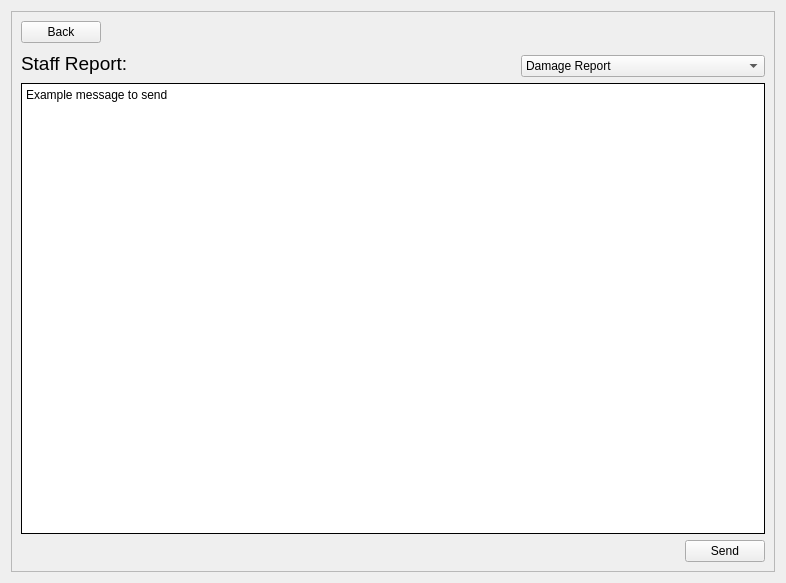
Before: the Qt Designer form Compose_Message_staff.ui in Carl-Sayson/TUPC-Room-Utilization, drawn with Qt 5.
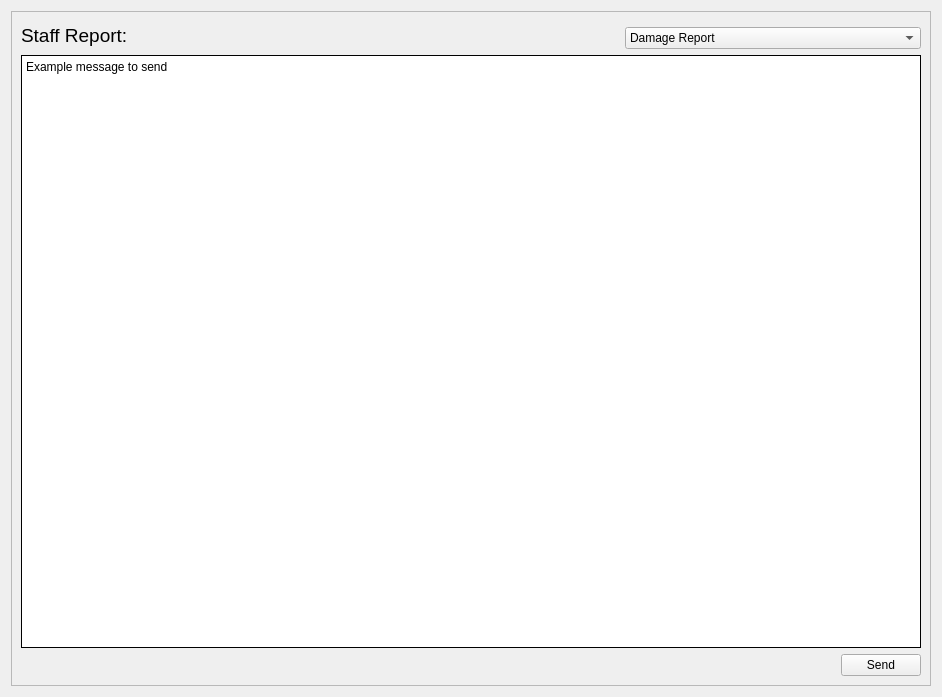
After: the same form once the commit is applied.

The edit to the form file:
```diff
--- a/Compose_Message_staff.ui
+++ b/Compose_Message_staff.ui
@@ -6,10 +6,16 @@
    <rect>
     <x>0</x>
     <y>0</y>
-    <width>786</width>
-    <height>583</height>
+    <width>942</width>
+    <height>697</height>
    </rect>
   </property>
+  <property name="maximumSize">
+   <size>
+    <width>942</width>
+    <height>697</height>
+   </size>
+  </property>
   <property name="windowTitle">
    <string>Dialog</string>
   </property>
@@ -29,32 +35,14 @@
       <enum>QFrame::Raised</enum>
      </property>
      <layout class="QGridLayout" name="gridLayout_2">
-      <item row="3" column="0" colspan="3">
-       <widget class="QPlainTextEdit" name="message_report">
-        <property name="frameShape">
-         <enum>QFrame::Box</enum>
-        </property>
-        <property name="frameShadow">
-         <enum>QFrame::Plain</enum>
-        </property>
-        <property name="plainText">
-         <string>Example message to send
-
-</string>
-        </property>
-        <property name="overwriteMode">
-         <bool>false</bool>
-        </property>
-       </widget>
-      </item>
-      <item row="0" column="0" colspan="2" alignment="Qt::AlignLeft">
-       <widget class="QPushButton" name="back_btn_composed_msg">
+      <item row="3" column="2" alignment="Qt::AlignRight">
+       <widget class="QPushButton" name="send_btn_composed_msg">
         <property name="text">
-         <string>Back</string>
+         <string>Send</string>
         </property>
        </widget>
       </item>
-      <item row="1" column="0" rowspan="2" colspan="2" alignment="Qt::AlignLeft">
+      <item row="0" column="0" rowspan="2" colspan="2" alignment="Qt::AlignLeft">
        <widget class="QLabel" name="label_47">
         <property name="font">
          <font>
@@ -66,14 +54,7 @@
         </property>
        </widget>
       </item>
-      <item row="4" column="2" alignment="Qt::AlignRight">
-       <widget class="QPushButton" name="send_btn_composed_msg">
-        <property name="text">
-         <string>Send</string>
-        </property>
-       </widget>
-      </item>
-      <item row="2" column="2">
+      <item row="1" column="2">
        <widget class="QComboBox" name="type_report">
         <item>
          <property name="text">
@@ -87,6 +68,24 @@
         </item>
        </widget>
       </item>
+      <item row="2" column="0" colspan="3">
+       <widget class="QPlainTextEdit" name="message_report">
+        <property name="frameShape">
+         <enum>QFrame::Box</enum>
+        </property>
+        <property name="frameShadow">
+         <enum>QFrame::Plain</enum>
+        </property>
+        <property name="plainText">
+         <string>Example message to send
+
+</string>
+        </property>
+        <property name="overwriteMode">
+         <bool>false</bool>
+        </property>
+       </widget>
+      </item>
      </layout>
     </widget>
    </item>
```
